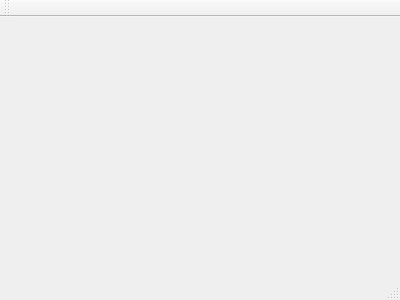
Old version of the form mainwindow.ui in the repository haoyi-jason/BMS_HY01_old.
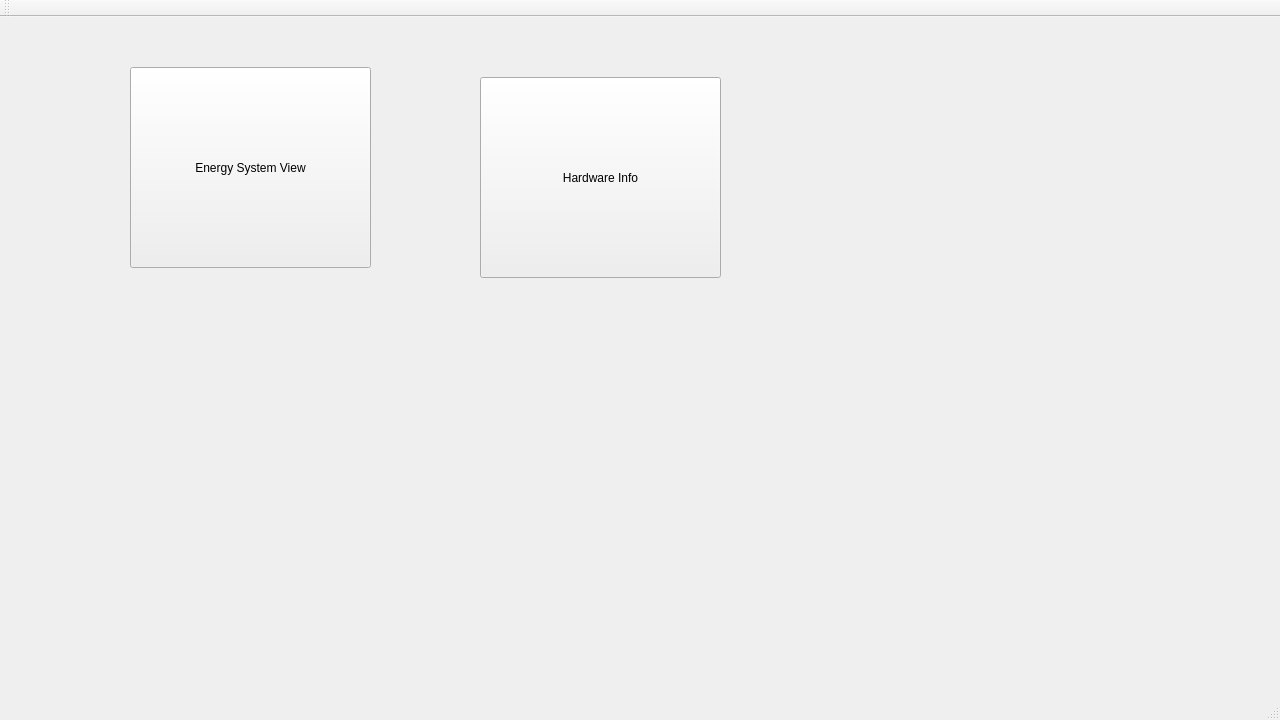
New version of the form.

Diff of the .ui file:
```diff
--- a/mainwindow.ui
+++ b/mainwindow.ui
@@ -1,24 +1,66 @@
 <ui version="4.0">
  <class>MainWindow</class>
- <widget class="QMainWindow" name="MainWindow" >
-  <property name="geometry" >
+ <widget class="QMainWindow" name="MainWindow">
+  <property name="geometry">
    <rect>
     <x>0</x>
     <y>0</y>
-    <width>400</width>
-    <height>300</height>
+    <width>1280</width>
+    <height>720</height>
    </rect>
   </property>
   <property name="windowTitle" >
    <string>MainWindow</string>
   </property>
-  <widget class="QMenuBar" name="menuBar" />
-  <widget class="QToolBar" name="mainToolBar" />
-  <widget class="QWidget" name="centralWidget" />
-  <widget class="QStatusBar" name="statusBar" />
+  <widget class="QWidget" name="centralWidget">
+   <widget class="QPushButton" name="pushButton">
+    <property name="geometry">
+     <rect>
+      <x>130</x>
+      <y>50</y>
+      <width>241</width>
+      <height>201</height>
+     </rect>
+    </property>
+    <property name="text">
+     <string>Energy System View</string>
+    </property>
+   </widget>
+   <widget class="QPushButton" name="pushButton_2">
+    <property name="geometry">
+     <rect>
+      <x>480</x>
+      <y>60</y>
+      <width>241</width>
+      <height>201</height>
+     </rect>
+    </property>
+    <property name="text">
+     <string>Hardware Info</string>
+    </property>
+   </widget>
+  </widget>
+  <widget class="QMenuBar" name="menuBar">
+   <property name="geometry">
+    <rect>
+     <x>0</x>
+     <y>0</y>
+     <width>1280</width>
+     <height>21</height>
+    </rect>
+   </property>
+  </widget>
+  <widget class="QToolBar" name="mainToolBar">
+   <attribute name="toolBarArea">
+    <enum>TopToolBarArea</enum>
+   </attribute>
+   <attribute name="toolBarBreak">
+    <bool>false</bool>
+   </attribute>
+  </widget>
+  <widget class="QStatusBar" name="statusBar"/>
  </widget>
- <layoutDefault spacing="6" margin="11" />
- <pixmapfunction></pixmapfunction>
+ <layoutdefault spacing="6" margin="11"/>
  <resources/>
  <connections/>
 </ui>
```
Left out of the diff: 3 changed lines with no effect on the pictures.
